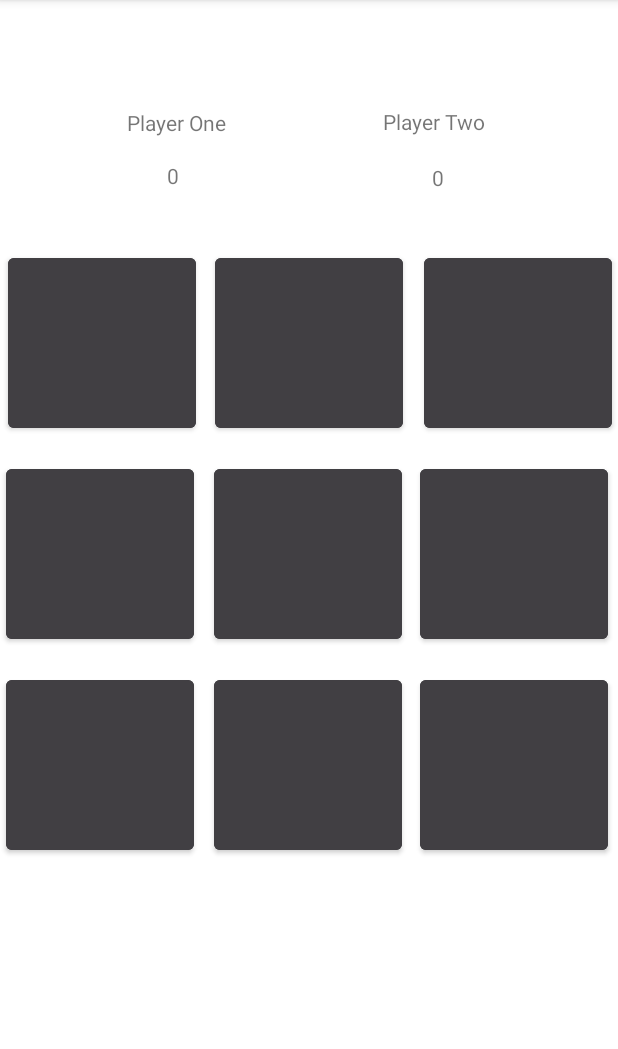
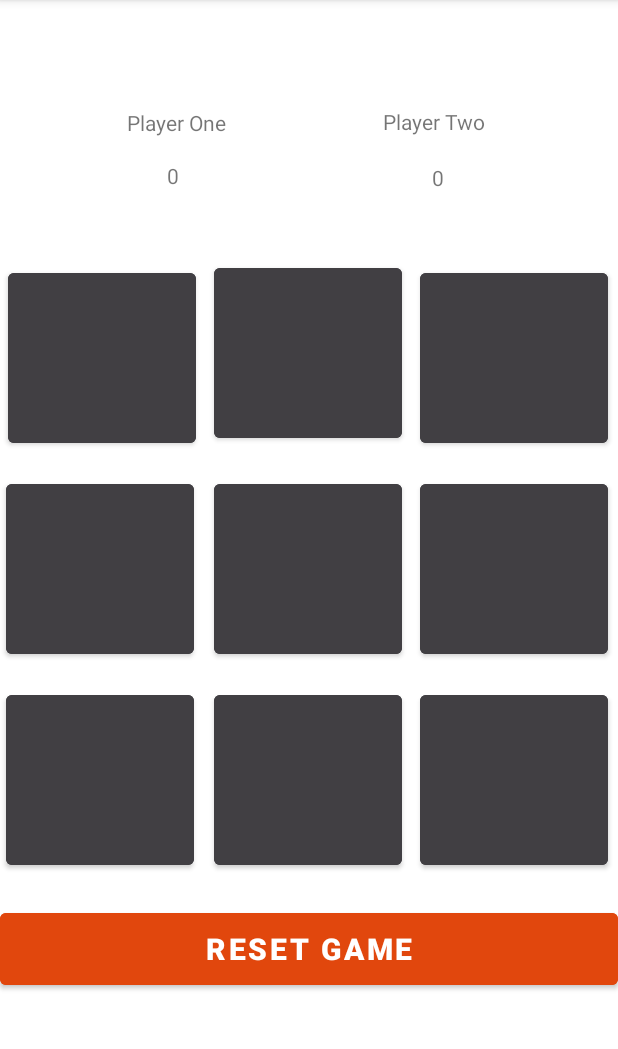
Before and after one commit to gabriel12QK/Tic_Tac_Toe_AndroidStudio_java, an Android app: the screen it shows after launch (MainActivity), on a phone screen of 412 x 824 dp, the part 84-1133 px from its top. Run offline under Robolectric (Android 15) with nearby library versions, the phone set to English and light mode, and no system bars.

Commit message:
casi fin

```diff
--- a/app/src/main/java/com/example/tic_tac_toe_java/MainActivity.java
+++ b/app/src/main/java/com/example/tic_tac_toe_java/MainActivity.java
@@ -2,13 +2,132 @@ package com.example.tic_tac_toe_java;
 
 import androidx.appcompat.app.AppCompatActivity;
 
+import android.graphics.Color;
 import android.os.Bundle;
+import android.util.Log;
+import android.view.View;
+import android.widget.Button;
+import android.widget.TextView;
+import android.widget.Toast;
 
-public class MainActivity extends AppCompatActivity {
+public class MainActivity extends AppCompatActivity implements View.OnClickListener {
+    private TextView playerOneScore, playerTwoScore, playerStatus;
+    private Button[] buttons = new Button[9];
+    private Button resetGame;
+    private int playerOneScoreCount, playerTwoScoreCount,rountCount;
+    boolean activePlayer;
+    int [] gameState={2,2,2,2,2,2,2,2,2};
+
+        int[][]winningPosition={
+                {0,1,2},{3,4,5},{6,7,8},//filas
+                {0,3,6},{1,4,7},{2,5,8},//columnas
+                {0,4,8},{2,4,6}//diagonales
+        };
 
     @Override
     protected void onCreate(Bundle savedInstanceState) {
         super.onCreate(savedInstanceState);
         setContentView(R.layout.activity_main);
+        playerOneScore= (TextView) findViewById(R.id.PlayerOneScore);
+        playerTwoScore = (TextView) findViewById(R.id.PlayerTwoScore);
+        playerStatus=(TextView) findViewById(R.id.PlayerStatus);
+        resetGame=(Button) findViewById(R.id.reset);
+
+
+         for(int i=0;i<buttons.length;i++){
+             String buttonID="btn_"+i;
+             int resourceID=getResources().getIdentifier(buttonID,"id",getPackageName());
+             buttons[i]=(Button) findViewById(resourceID);
+             buttons[i].setOnClickListener(this);
+         }
+         rountCount=0;
+         playerOneScoreCount=0;
+         playerTwoScoreCount=0;
+         activePlayer=true;
     }
+
+    @Override
+    public void onClick(View v) {
+      if(!((Button)v).getText().toString().equals("")){
+          return;
+      }
+      String buttonID = v.getResources().getResourceEntryName(v.getId());
+      int gameStatePointer = Integer.parseInt(buttonID.substring(buttonID.length()-1,buttonID.length()));
+        if (activePlayer){
+            ((Button)v).setText("X");
+            ((Button)v).setTextColor(Color.parseColor("#FFC34A"));
+            gameState[gameStatePointer]=0;
+        }else{
+            ((Button)v).setText("O");
+            ((Button)v).setTextColor(Color.parseColor("#70FFEA"));
+            gameState[gameStatePointer]=1;
+        }
+
+        rountCount++;
+
+        if (checkWinner()){
+            if (activePlayer){
+                playerOneScoreCount++;
+                updatePlayerScore();
+                Toast.makeText(this, "player One Ganador",Toast.LENGTH_LONG).show();
+                playAgain();
+            }else{
+                playerTwoScoreCount++;
+                updatePlayerScore();
+                Toast.makeText(this, "player Two Ganador",Toast.LENGTH_LONG).show();
+                playAgain();
+            }
+        }else if (rountCount==9){
+             playAgain();
+             Toast.makeText(this,"Empate",Toast.LENGTH_LONG).show();
+        }else{
+            activePlayer= !activePlayer;
+        }
+        if (playerOneScoreCount>playerTwoScoreCount){
+            playerStatus.setText("Player One is Winning");
+        }else if(playerTwoScoreCount>playerOneScoreCount) {
+            playerStatus.setText("Player Two is Winning");
+        }else {
+            playerStatus.setText("");
+        }
+
+        resetGame.setOnClickListener(new View.OnClickListener() {
+            @Override
+            public void onClick(View v) {
+                playAgain();
+                playerOneScoreCount=0;
+                playerTwoScoreCount=0;
+                playerStatus.setText("");
+                updatePlayerScore();
+            }
+        });
+
+    }
+
+    public boolean checkWinner(){
+        boolean winnerResult=false;
+        for (int[]winningPosition:winningPosition){
+            if (gameState[winningPosition[0]]==gameState[winningPosition[1]]&&
+                    gameState[winningPosition[1]]==gameState[winningPosition[2]]&&
+                        gameState[winningPosition[0]]!=2){
+                winnerResult=true;
+            }
+        }
+        return winnerResult;
+    }
+
+    public void updatePlayerScore(){
+        playerOneScore.setText(Integer.toString(playerOneScoreCount));
+        playerTwoScore.setText(Integer.toString(playerTwoScoreCount));
+    }
+
+    public void playAgain(){
+        rountCount=0;
+        activePlayer=true;
+        for (int i=0;i< buttons.length;i++){
+            gameState[i]=2;
+            buttons[i].setText("");
+        }
+    }
+
 }
--- a/app/src/main/res/layout/activity_main.xml
+++ b/app/src/main/res/layout/activity_main.xml
@@ -64,6 +64,7 @@
         android:id="@+id/PlayerStatus"
         android:layout_width="168dp"
         android:layout_height="24dp"
+        android:layout_marginTop="10dp"
         android:textAlignment="center"
         app:layout_constraintLeft_toLeftOf="parent"
         app:layout_constraintRight_toRightOf="parent"
@@ -96,6 +97,7 @@
         app:layout_constraintLeft_toLeftOf="parent"
         app:layout_constraintTop_toBottomOf="@+id/btn_0" />
 
+
     <Button
         android:id="@+id/btn_4"
         android:layout_width="125dp"
@@ -108,19 +110,6 @@
         android:textSize="60sp"
         android:textStyle="bold"
         app:layout_constraintEnd_toStartOf="@+id/btn_5"
-        app:layout_constraintLeft_toLeftOf="parent"
-        app:layout_constraintTop_toBottomOf="@+id/btn_0" />
-
-    <Button
-        android:id="@+id/btn_5"
-        android:layout_width="125dp"
-        android:layout_height="125dp"
-        android:layout_marginLeft="280dp"
-        android:layout_marginTop="15dp"
-        android:backgroundTint="#413F43"
-        android:outlineAmbientShadowColor="#ffffff"
-        android:textSize="60sp"
-        android:textStyle="bold"
         app:layout_constraintLeft_toLeftOf="parent"
         app:layout_constraintTop_toBottomOf="@+id/btn_0" />
 
@@ -170,30 +159,57 @@
         android:id="@+id/btn_1"
         android:layout_width="125dp"
         android:layout_height="125dp"
-        android:layout_marginStart="12dp"
-        android:layout_marginTop="15dp"
+        android:layout_marginLeft="144dp"
+        android:layout_marginTop="12dp"
+        android:layout_marginEnd="12dp"
         android:backgroundTint="#413F43"
         android:outlineAmbientShadowColor="#ffffff"
         android:textSize="60sp"
         android:textStyle="bold"
         app:layout_constraintEnd_toStartOf="@+id/btn_2"
-        app:layout_constraintHorizontal_bias="0.066"
-        app:layout_constraintLeft_toLeftOf="parent"
-        app:layout_constraintStart_toEndOf="@+id/btn_0"
+        app:layout_constraintHorizontal_bias="1.0"
+        app:layout_constraintStart_toStartOf="@+id/btn_0"
         app:layout_constraintTop_toBottomOf="@id/PlayerStatus" />
 
     <Button
         android:id="@+id/btn_2"
         android:layout_width="125dp"
         android:layout_height="125dp"
+        android:layout_marginStart="280dp"
         android:layout_marginTop="15dp"
-        android:layout_marginEnd="4dp"
         android:backgroundTint="#413F43"
         android:outlineAmbientShadowColor="#ffffff"
         android:textSize="60sp"
         android:textStyle="bold"
-        app:layout_constraintEnd_toEndOf="parent"
+        app:layout_constraintStart_toStartOf="parent"
         app:layout_constraintTop_toBottomOf="@id/PlayerStatus" />
 
+    <Button
+        android:id="@+id/btn_5"
+        android:layout_width="125dp"
+        android:layout_height="125dp"
+        android:layout_marginLeft="280dp"
+        android:layout_marginTop="15dp"
+        android:backgroundTint="#413F43"
+        android:outlineAmbientShadowColor="#ffffff"
+        android:textSize="60sp"
+        android:textStyle="bold"
+        app:layout_constraintLeft_toLeftOf="parent"
+        app:layout_constraintTop_toBottomOf="@+id/btn_0" />
+
+    <Button
+        android:id="@+id/reset"
+        android:layout_width="match_parent"
+        android:layout_height="60dp"
+        android:layout_marginTop="20dp"
+        android:backgroundTint="#E1470D"
+        android:onClick="onClick"
+        android:text="Reset Game"
+        android:textColor="#ffffff"
+        android:textSize="20sp"
+        android:textStyle="bold"
+        app:layout_constraintLeft_toLeftOf="parent"
+        app:layout_constraintRight_toRightOf="parent"
+        app:layout_constraintTop_toBottomOf="@id/btn_7" />
 
 </androidx.constraintlayout.widget.ConstraintLayout>
```
